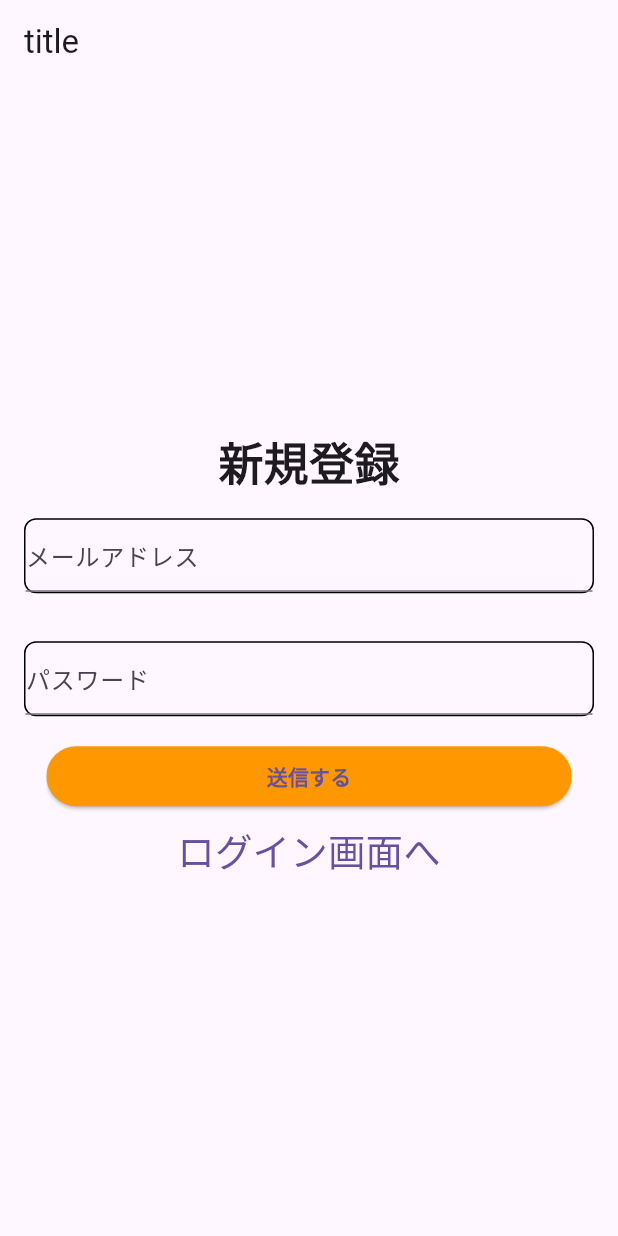
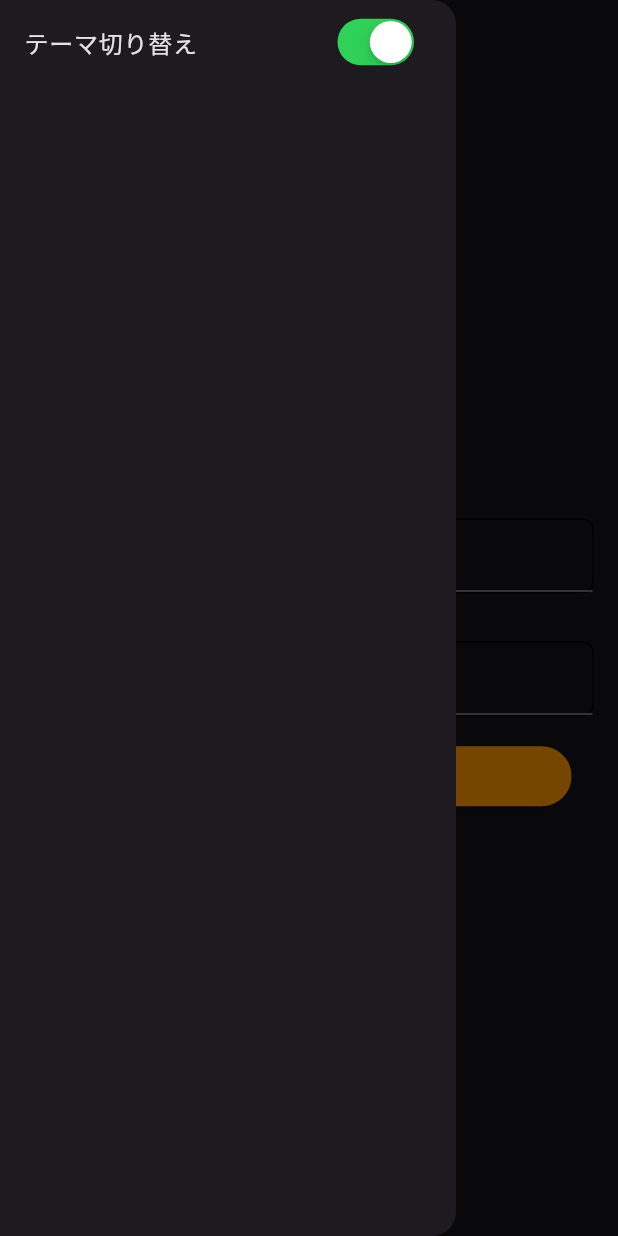
Before and after one commit to shigeyuu/text_sns, a Flutter app: the screen it shows after launch, with the side drawer open (before the commit the screen has no drawer), on a phone screen of 412 x 824 dp. Run offline on Flutter 3.47's test engine with Material 3 defaults, Android fonts, the phone set to English and light mode, and no system bars; our stand-ins replace cloud_firestore, firebase_auth, firebase_core, firebase_remote_config, flutter_dotenv, fluttertoast and 4 more; missing offline and left inert: minio_new; accounts and stored records are empty; generated files the repository leaves out were written again.

Commit message:
テーマ機能を実装しよう

```diff
--- a/lib/app.dart
+++ /dev/null
@@ -1,20 +0,0 @@
-import 'package:flutter/material.dart';
-import 'package:get/get.dart';
-import 'flavors.dart';
-import 'view/pages/my_home_page/my_home_page.dart';
-
-class App extends StatelessWidget {
-  const App({super.key});
-
-  @override
-  Widget build(BuildContext context) {
-    return GetMaterialApp(
-      title: F.title,
-      theme: ThemeData(
-        primarySwatch: Colors.blue,
-      ),
-      debugShowCheckedModeBanner: false,
-      home: const MyHomePage(),
-    );
-  }
-}
--- /dev/null
+++ b/lib/app/app.dart
@@ -0,0 +1,22 @@
+import 'package:flutter/material.dart';
+import 'package:get/get.dart';
+import 'package:text_sns/controllers/theme_controller.dart';
+import '../flavors.dart';
+import '../view/pages/my_home_page/my_home_page.dart';
+
+class App extends StatelessWidget {
+  const App({super.key});
+
+  @override
+  Widget build(BuildContext context) {
+    final controller = Get.put(ThemeController());
+    return Obx(() => GetMaterialApp(
+          title: F.title,
+          theme: controller.rxIsDarkTheme.value
+              ? ThemeData.dark()
+              : ThemeData.light(),
+          debugShowCheckedModeBanner: false,
+          home: const MyHomePage(),
+        ));
+  }
+}
--- /dev/null
+++ b/lib/controllers/theme_controller.dart
@@ -0,0 +1,7 @@
+import 'package:get/get.dart';
+
+class ThemeController extends GetxController {
+  static ThemeController get to => Get.find<ThemeController>();
+  final rxIsDarkTheme = true.obs;
+  void onSwitchChanged(bool value) => rxIsDarkTheme.value = value;
+}
--- a/lib/main.dart
+++ b/lib/main.dart
@@ -1,7 +1,7 @@
 import 'dart:async';
 import 'package:flutter/material.dart';
 import 'package:text_sns/flavors.dart';
-import 'app.dart';
+import 'app/app.dart';
 import 'package:text_sns/gen/firebase_options_dev.dart' as dev;
 import 'package:text_sns/gen/firebase_options_prod.dart' as prod;
 import 'package:firebase_core/firebase_core.dart';
--- /dev/null
+++ b/lib/view/pages/my_home_page/components/original_drawer.dart
@@ -0,0 +1,23 @@
+import 'package:flutter/cupertino.dart';
+import 'package:flutter/material.dart';
+import 'package:get/get.dart';
+import 'package:text_sns/controllers/theme_controller.dart';
+
+class OriginalDrawer extends StatelessWidget {
+  const OriginalDrawer({super.key});
+  @override
+  Widget build(BuildContext context) {
+    final controller = ThemeController.to;
+    return Drawer(
+        // 'const'を削除しました
+        child: ListView(children: [
+      Obx(() => ListTile(
+            title: const Text('テーマ切り替え'),
+            trailing: CupertinoSwitch(
+              value: ThemeController.to.rxIsDarkTheme.value,
+              onChanged: controller.onSwitchChanged,
+            ),
+          ))
+    ]));
+  }
+}
--- a/lib/view/pages/my_home_page/my_home_page.dart
+++ b/lib/view/pages/my_home_page/my_home_page.dart
@@ -6,6 +6,7 @@ import 'package:text_sns/controllers/remote_config_controller.dart';
 import 'package:text_sns/view/pages/my_home_page/components/auth_screen/auth_screen.dart';
 import 'package:text_sns/view/pages/my_home_page/components/auth_screen/components/main_screen/main_screen.dart';
 import 'package:text_sns/view/pages/my_home_page/components/maintenance.dart';
+import 'package:text_sns/view/pages/my_home_page/components/original_drawer.dart';
 import 'package:text_sns/view/pages/my_home_page/components/verify_email_screen.dart';
 
 import '../../../flavors.dart';
@@ -21,6 +22,7 @@ class MyHomePage extends StatelessWidget {
       appBar: AppBar(
         title: Text(F.title),
       ),
+      drawer: const OriginalDrawer(),
       body: Obx(() {
         final authUser = authController.rxAuthUser.value;
         final remoteConfigController = Get.put(RemoteConfigController());
```
Also changed, not shown: lib/app/themes.dart (added, +17 -0 lines), 1 other file.
